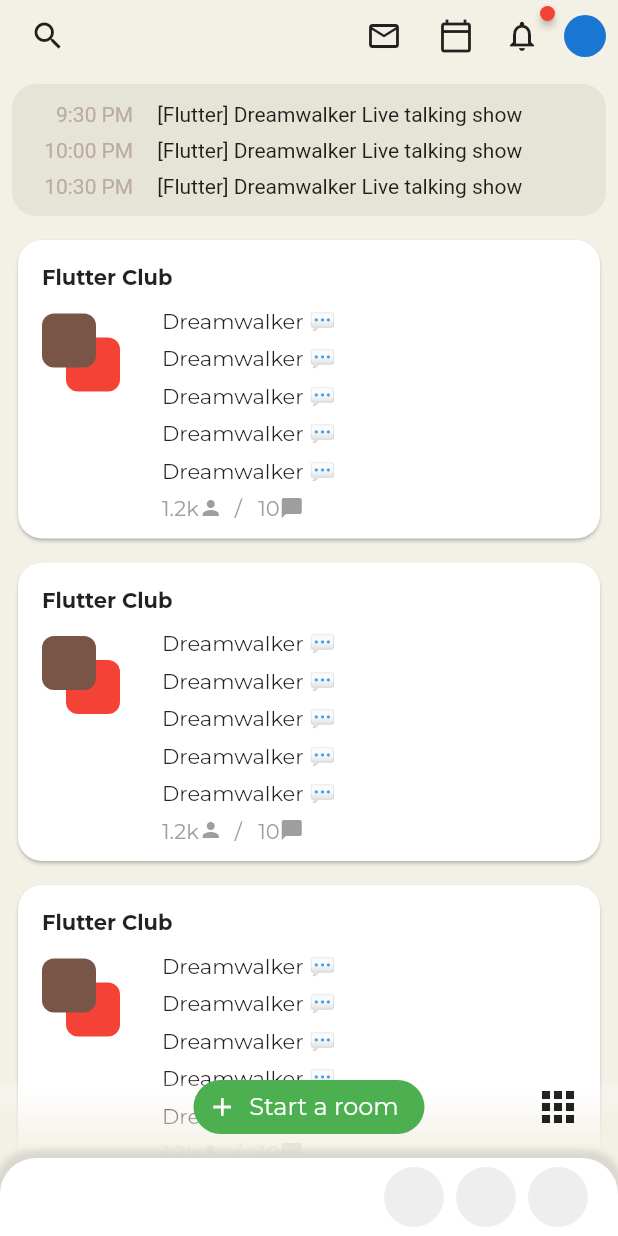
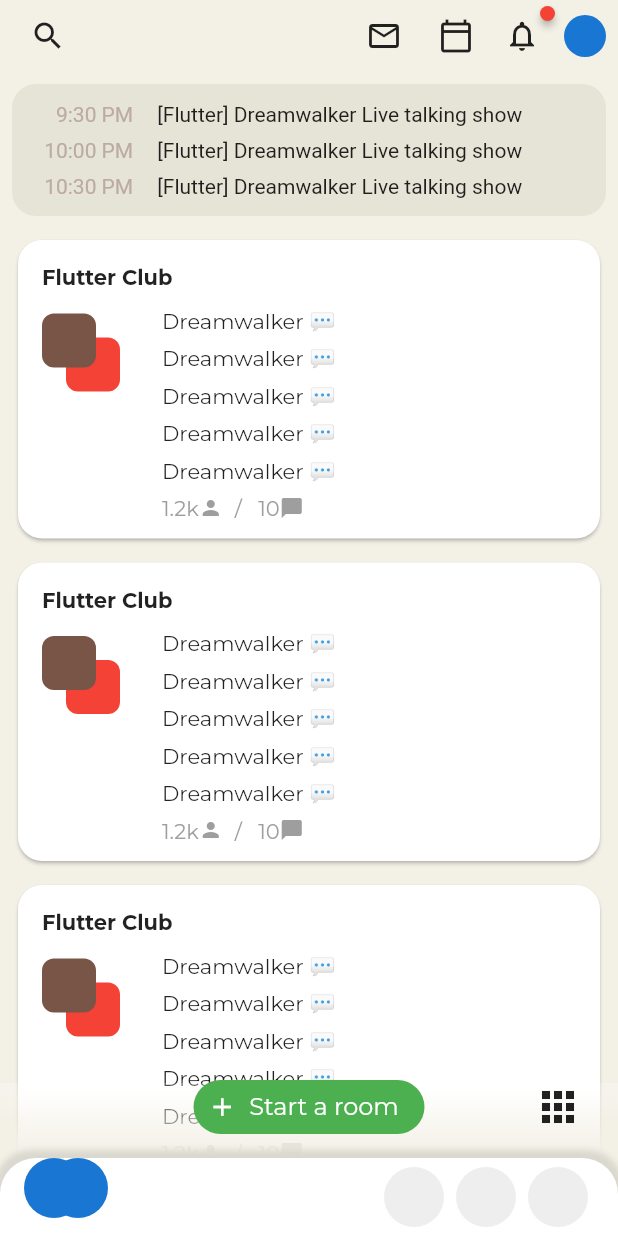
Before and after one commit to JAICHANGPARK/flutter_notebook_11th_story, a Flutter app: the screen it shows after launch, on a phone screen of 412 x 824 dp. Run offline on Flutter 3.47's test engine with Material 2 defaults, Android fonts, the phone set to English and light mode, and no system bars; drawn by our look-alikes of badges, flutter_inner_drawer; our stand-ins replace backdrop, google_fonts.

Commit message:
Update clubhouse_home_page.dart

```diff
--- a/lib/ep701_clubhouse/ui/clubhouse_home_page.dart
+++ b/lib/ep701_clubhouse/ui/clubhouse_home_page.dart
@@ -527,7 +527,16 @@ class _ClubhouseHomePageState extends State<ClubhouseHomePage> {
               padding: EdgeInsets.symmetric(horizontal: 16),
               child: Row(
                 children: [
-                  Expanded(child: Stack()),
+                  Expanded(child: Stack(
+                    children: [
+                      Positioned(
+                        left: 0,
+                          child: CircleAvatar()),
+                      Positioned(
+                          left: 16,
+                          child: CircleAvatar())
+                    ],
+                  )),
                   Padding(
                     padding: EdgeInsets.symmetric(horizontal: 4, vertical: 4),
                     child: CircleAvatar(
```
